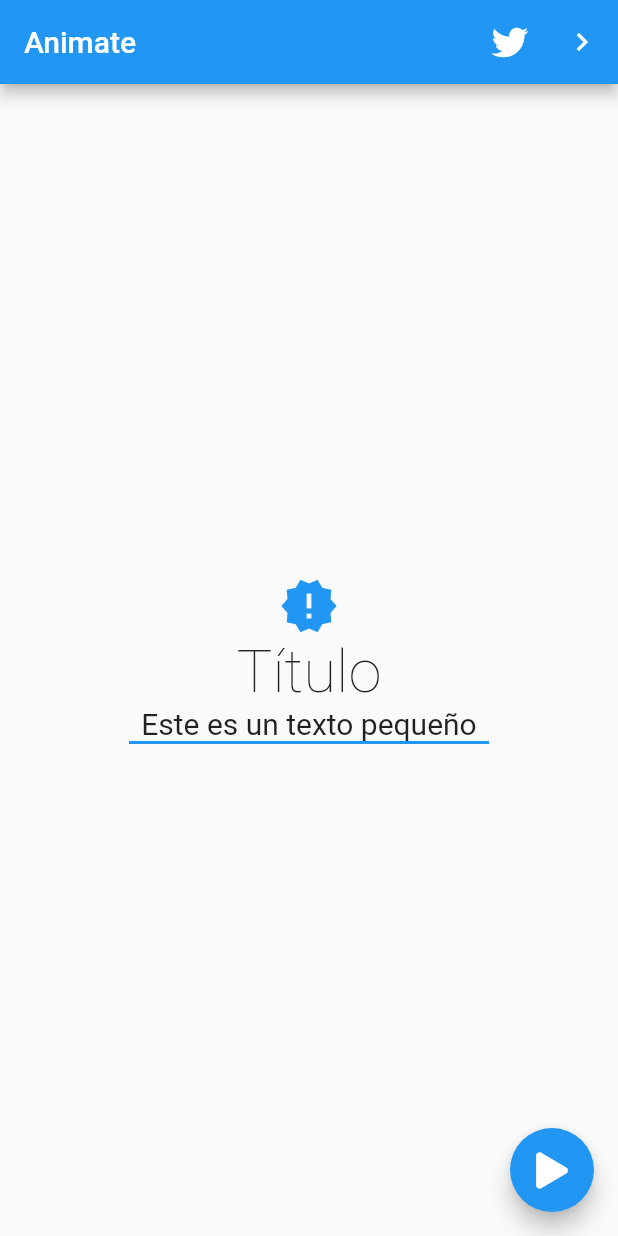
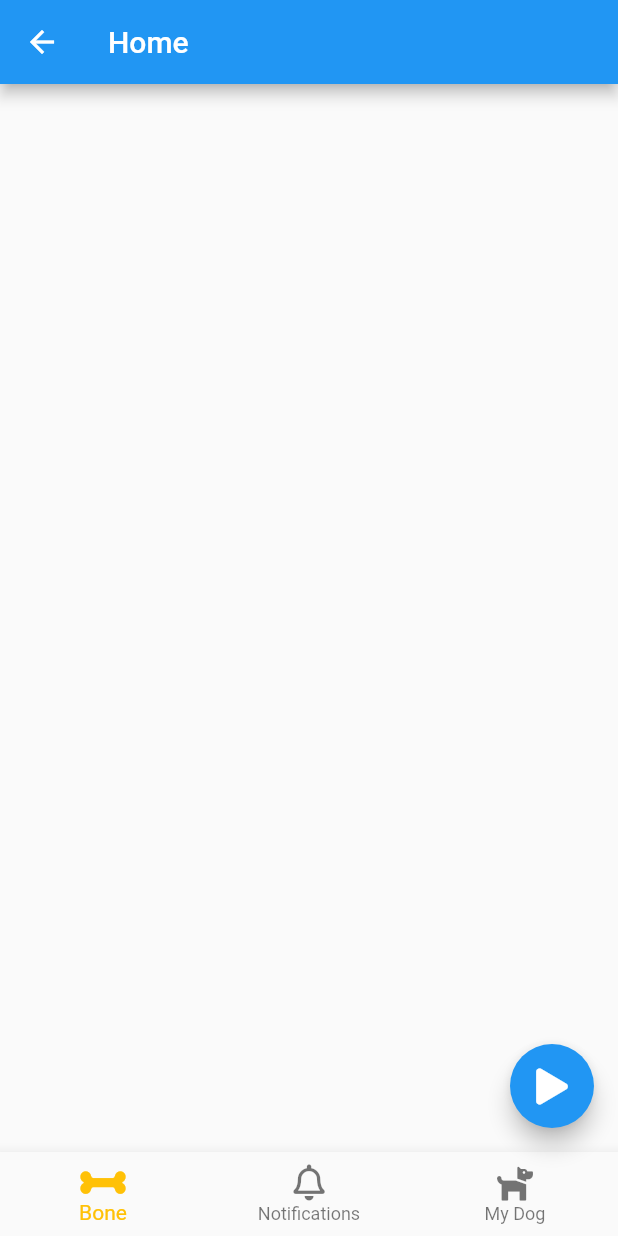
Before and after one commit to fmontalvoo/animate_app, a Flutter app: the screen it shows after launch, after a tap on an icon or button, on a phone screen of 412 x 824 dp. Run offline on Flutter 3.47's test engine with Material 2 defaults, Android fonts, the phone set to English and light mode, and no system bars; our stand-ins replace animate_do, font_awesome_flutter.

Commit message:
Home page with notification notifier.
Signed-off-by: Frank Montalvo Ochoa <fmontalvoo@ups.edu.ec>

```diff
--- /dev/null
+++ b/lib/src/models/notification_model.dart
@@ -0,0 +1,23 @@
+import 'package:flutter/material.dart';
+
+class NotificationModel extends ChangeNotifier {
+  int _numero;
+  AnimationController _bounceController;
+
+  NotificationModel() {
+    this._numero = 0;
+  }
+
+  set setNumero(int numero) {
+    this._numero = numero;
+    notifyListeners();
+  }
+
+  int get getNumero => this._numero;
+
+  set setBounceController(AnimationController bounceController) {
+    this._bounceController = bounceController;
+  }
+
+  AnimationController get getBounceController => this._bounceController;
+}
--- a/lib/src/pages/first_page.dart
+++ b/lib/src/pages/first_page.dart
@@ -4,6 +4,7 @@ import 'package:flutter/material.dart';
 import 'package:animate_do/animate_do.dart';
 import 'package:font_awesome_flutter/font_awesome_flutter.dart';
 
+import 'package:animate_app/src/pages/home_page.dart';
 import 'package:animate_app/src/pages/twitter_page.dart';
 
 class FirstPage extends StatelessWidget {
@@ -65,7 +66,12 @@ class FirstPage extends StatelessWidget {
       floatingActionButton: ElasticInRight(
         child: FloatingActionButton(
           child: FaIcon(FontAwesomeIcons.play),
-          onPressed: () {},
+          onPressed: () {
+            Navigator.push(
+                context,
+                CupertinoPageRoute(
+                    builder: (BuildContext context) => HomePage()));
+          },
         ),
       ),
     );
--- /dev/null
+++ b/lib/src/pages/home_page.dart
@@ -0,0 +1,93 @@
+import 'package:animate_do/animate_do.dart';
+import 'package:flutter/material.dart';
+
+import 'package:provider/provider.dart';
+import 'package:font_awesome_flutter/font_awesome_flutter.dart';
+
+import 'package:animate_app/src/models/notification_model.dart';
+
+class HomePage extends StatelessWidget {
+  @override
+  Widget build(BuildContext context) {
+    return ChangeNotifierProvider(
+      create: (_) => NotificationModel(),
+      child: Scaffold(
+        appBar: AppBar(title: Text("Home")),
+        floatingActionButton: FloatingButton(),
+        bottomNavigationBar: BottomNavigation(),
+      ),
+    );
+  }
+}
+
+class FloatingButton extends StatelessWidget {
+  @override
+  Widget build(BuildContext context) {
+    return FloatingActionButton(
+      child: FaIcon(FontAwesomeIcons.play),
+      onPressed: () {
+        final notificationModel =
+            Provider.of<NotificationModel>(context, listen: false);
+        int numero = notificationModel.getNumero;
+        numero++;
+        notificationModel.setNumero = numero;
+
+        if (numero >= 2) {
+          final controller = notificationModel.getBounceController;
+          controller.forward(from: 0.0);
+        }
+      },
+    );
+  }
+}
+
+class BottomNavigation extends StatelessWidget {
+  @override
+  Widget build(BuildContext context) {
+    final int numero = Provider.of<NotificationModel>(context).getNumero;
+
+    final notificacion = BounceInDown(
+        from: 10.0,
+        animate: (numero > 0) ? true : false,
+        child: Bounce(
+          from: 10.0,
+          controller: (controller) => Provider.of<NotificationModel>(context)
+              .setBounceController = controller,
+          child: Container(
+            alignment: Alignment.center,
+            width: 12.0,
+            height: 12.0,
+            decoration:
+                BoxDecoration(color: Colors.redAccent, shape: BoxShape.circle),
+            child: Text(
+              '$numero',
+              style: TextStyle(fontSize: 7.0, color: Colors.white),
+              overflow: TextOverflow.ellipsis,
+            ),
+          ),
+        ));
+
+    return BottomNavigationBar(
+      currentIndex: 0,
+      selectedItemColor: Colors.amber,
+      items: [
+        BottomNavigationBarItem(
+            label: 'Bone', icon: FaIcon(FontAwesomeIcons.bone)),
+        BottomNavigationBarItem(
+            label: 'Notifications',
+            icon: Stack(
+              children: [
+                FaIcon(FontAwesomeIcons.bell),
+                Positioned(
+                  top: 0.0,
+                  right: 0.0,
+                  child: notificacion,
+                )
+              ],
+            )),
+        BottomNavigationBarItem(
+            label: 'My Dog', icon: FaIcon(FontAwesomeIcons.dog)),
+      ],
+    );
+  }
+}
--- a/pubspec.yaml
+++ b/pubspec.yaml
@@ -15,6 +15,7 @@ dependencies:
   cupertino_icons: ^1.0.0
 
   # Dependencias
+  provider: ^4.3.2+3
   animate_do: ^1.7.5
   font_awesome_flutter: ^8.11.0
 
```
Also changed, not shown: pubspec.lock.
